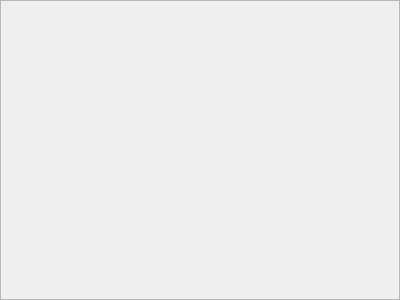
Qt form FrameTents.ui (dnohales/camping) before a commit.
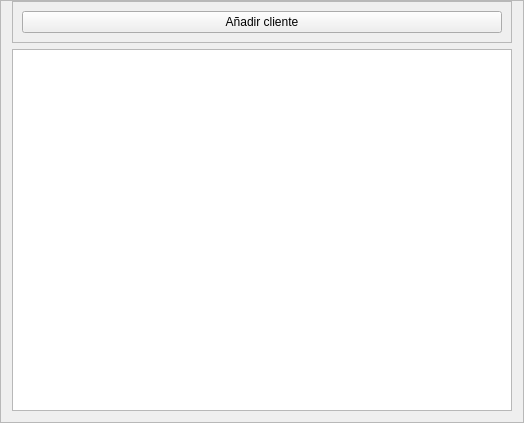
The same form after that commit. Icons and pictures are not drawn.

What changed in the file:
```diff
--- a/FrameTents.ui
+++ b/FrameTents.ui
@@ -9,8 +9,8 @@
    <rect>
     <x>0</x>
     <y>0</y>
-    <width>400</width>
-    <height>300</height>
+    <width>524</width>
+    <height>423</height>
    </rect>
   </property>
   <property name="frameShape">
@@ -19,5 +19,42 @@
   <property name="windowTitle">
    <string>Frame</string>
   </property>
+  <property name="frameShape">
+   <enum>QFrame::StyledPanel</enum>
+  </property>
+  <property name="frameShadow">
+   <enum>QFrame::Raised</enum>
+  </property>
+  <layout class="QVBoxLayout" name="verticalLayout">
+   <property name="topMargin">
+    <number>0</number>
+   </property>
+   <item>
+    <widget class="QFrame" name="frame">
+     <property name="frameShape">
+      <enum>QFrame::StyledPanel</enum>
+     </property>
+     <property name="frameShadow">
+      <enum>QFrame::Raised</enum>
+     </property>
+     <layout class="QHBoxLayout" name="horizontalLayout">
+      <item>
+       <widget class="QPushButton" name="pushButton">
+        <property name="text">
+         <string>Añadir cliente</string>
+        </property>
+        <property name="icon">
+         <iconset resource="default.qrc">
+          <normaloff>:/imgs/add.svg</normaloff>:/imgs/add.svg</iconset>
+        </property>
+       </widget>
+      </item>
+     </layout>
+    </widget>
+   </item>
+   <item>
+    <widget class="QListView" name="listView"/>
+   </item>
+  </layout>
  </widget>
 </ui>
```
Left out of the diff: 12 changed lines with no effect on the pictures.
